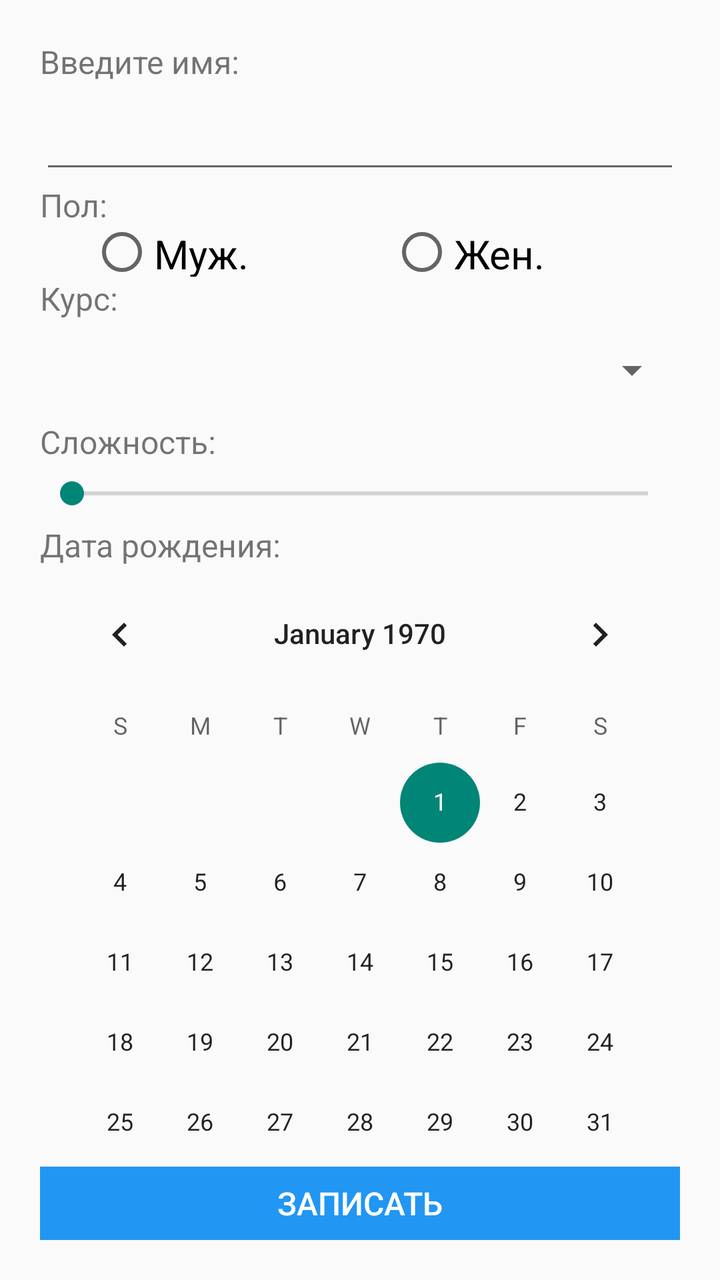
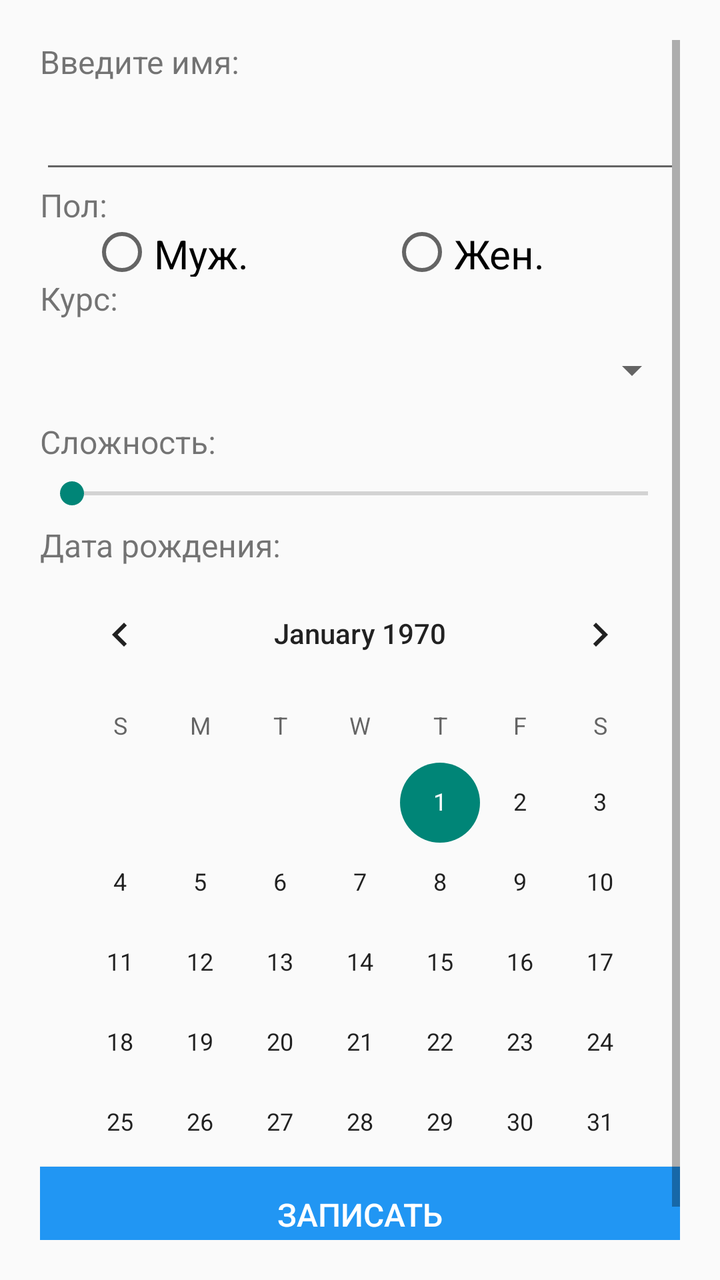

Compare the two renders of this Android layout. The source of the first and the diff that turns it into the second are given below.
<!-- AndroidManifest.xml: application theme Theme.MyApplication -->
<!-- res/layout/registration.xml -->
<?xml version="1.0" encoding="utf-8"?>
<LinearLayout xmlns:android="http://schemas.android.com/apk/res/android"
    xmlns:tools="http://schemas.android.com/tools"
    android:layout_width="match_parent"
    android:layout_height="match_parent"
    android:orientation="vertical"
    android:padding="20dp">

    <TextView
        android:layout_width="match_parent"
        android:layout_height="wrap_content"
        android:text="Введите имя:"
        android:textSize="16sp" />

    <EditText
        android:id="@+id/name"
        android:layout_width="match_parent"
        android:layout_height="50dp" />

    <TextView
        android:layout_width="match_parent"
        android:layout_height="wrap_content"
        android:text="Пол:"
        android:textSize="16sp" />

    <RadioGroup
        android:layout_width="match_parent"
        android:layout_height="25dp"
        android:layout_marginHorizontal="25dp"
        android:orientation="horizontal">

        <RadioButton
            android:id="@+id/male"
            android:layout_width="150dp"
            android:layout_height="match_parent"
            android:text="Муж."
            android:textSize="20sp" />

        <RadioButton
            android:id="@+id/female"
            android:layout_width="150dp"
            android:layout_height="match_parent"
            android:text="Жен."
            android:textSize="20sp" />

    </RadioGroup>

    <TextView
        android:layout_width="match_parent"
        android:layout_height="wrap_content"
        android:text="Курс:"
        android:textSize="16sp" />

    <Spinner
        android:id="@+id/course"
        android:layout_width="match_parent"
        android:layout_height="50dp" />

    <TextView
        android:layout_width="match_parent"
        android:layout_height="wrap_content"
        android:text="Сложность:"
        android:textSize="16sp" />

    <SeekBar
        android:id="@+id/difficulty"
        android:layout_width="match_parent"
        android:layout_height="30dp" />

    <TextView
        android:layout_width="match_parent"
        android:layout_height="wrap_content"
        android:text="Дата рождения:"
        android:textSize="16sp" />

    <CalendarView
        android:id="@+id/date"
        style="@android:style/Widget.Material.Light.CalendarView"
        android:layout_width="match_parent"
        android:layout_height="300dp"
        android:pointerIcon="vertical_text" />

    <Button
        android:id="@+id/sign_up_button"
        android:layout_width="match_parent"
        android:layout_height="wrap_content"
        android:textSize="16sp"
        android:background="#2196F3"
        android:textColor="#FFFFFF"
        android:text="Записать" />

    <LinearLayout
        android:layout_width="match_parent"
        android:layout_height="match_parent"
        android:textAlignment="center">

        <TextView
            android:id="@+id/person_info"
            android:layout_width="200dp"
            android:layout_height="match_parent"
            android:textSize="20sp" />

        <ImageView
            android:id="@+id/image"
            android:layout_width="match_parent"
            android:layout_height="match_parent" />
    </LinearLayout>

</LinearLayout>
<!-- resources referenced by this layout -->
<resources>
  <style name="Theme.MyApplication" parent="android:Theme.Material.Light.NoActionBar" />
</resources>

<!-- the commit's change to res/layout/registration.xml (unified diff, before → after) -->
@@ -1,109 +1,113 @@
 <?xml version="1.0" encoding="utf-8"?>
-<LinearLayout xmlns:android="http://schemas.android.com/apk/res/android"
-    xmlns:tools="http://schemas.android.com/tools"
+<ScrollView xmlns:android="http://schemas.android.com/apk/res/android"
     android:layout_width="match_parent"
     android:layout_height="match_parent"
     android:orientation="vertical"
     android:padding="20dp">
 
-    <TextView
-        android:layout_width="match_parent"
-        android:layout_height="wrap_content"
-        android:text="Введите имя:"
-        android:textSize="16sp" />
-
-    <EditText
-        android:id="@+id/name"
-        android:layout_width="match_parent"
-        android:layout_height="50dp" />
-
-    <TextView
-        android:layout_width="match_parent"
-        android:layout_height="wrap_content"
-        android:text="Пол:"
-        android:textSize="16sp" />
-
-    <RadioGroup
-        android:layout_width="match_parent"
-        android:layout_height="25dp"
-        android:layout_marginHorizontal="25dp"
-        android:orientation="horizontal">
-
-        <RadioButton
-            android:id="@+id/male"
-            android:layout_width="150dp"
-            android:layout_height="match_parent"
-            android:text="Муж."
-            android:textSize="20sp" />
-
-        <RadioButton
-            android:id="@+id/female"
-            android:layout_width="150dp"
-            android:layout_height="match_parent"
-            android:text="Жен."
-            android:textSize="20sp" />
-
-    </RadioGroup>
-
-    <TextView
-        android:layout_width="match_parent"
-        android:layout_height="wrap_content"
-        android:text="Курс:"
-        android:textSize="16sp" />
-
-    <Spinner
-        android:id="@+id/course"
-        android:layout_width="match_parent"
-        android:layout_height="50dp" />
-
-    <TextView
-        android:layout_width="match_parent"
-        android:layout_height="wrap_content"
-        android:text="Сложность:"
-        android:textSize="16sp" />
-
-    <SeekBar
-        android:id="@+id/difficulty"
-        android:layout_width="match_parent"
-        android:layout_height="30dp" />
-
-    <TextView
-        android:layout_width="match_parent"
-        android:layout_height="wrap_content"
-        android:text="Дата рождения:"
-        android:textSize="16sp" />
-
-    <CalendarView
-        android:id="@+id/date"
-        style="@android:style/Widget.Material.Light.CalendarView"
-        android:layout_width="match_parent"
-        android:layout_height="300dp"
-        android:pointerIcon="vertical_text" />
-
-    <Button
-        android:id="@+id/sign_up_button"
-        android:layout_width="match_parent"
-        android:layout_height="wrap_content"
-        android:textSize="16sp"
-        android:background="#2196F3"
-        android:textColor="#FFFFFF"
-        android:text="Записать" />
-
     <LinearLayout
         android:layout_width="match_parent"
         android:layout_height="match_parent"
-        android:textAlignment="center">
+        android:orientation="vertical">
 
         <TextView
-            android:id="@+id/person_info"
-            android:layout_width="200dp"
+            android:layout_width="match_parent"
+            android:layout_height="wrap_content"
+            android:text="Введите имя:"
+            android:textSize="16sp" />
+
+        <EditText
+            android:id="@+id/name"
+            android:layout_width="match_parent"
+            android:layout_height="50dp" />
+
+        <TextView
+            android:layout_width="match_parent"
+            android:layout_height="wrap_content"
+            android:text="Пол:"
+            android:textSize="16sp" />
+
+        <RadioGroup
+            android:layout_width="match_parent"
+            android:layout_height="25dp"
+            android:layout_marginHorizontal="25dp"
+            android:orientation="horizontal">
+
+            <RadioButton
+                android:id="@+id/male"
+                android:layout_width="150dp"
+                android:layout_height="match_parent"
+                android:text="Муж."
+                android:textSize="20sp" />
+
+            <RadioButton
+                android:id="@+id/female"
+                android:layout_width="150dp"
+                android:layout_height="match_parent"
+                android:text="Жен."
+                android:textSize="20sp" />
+
+        </RadioGroup>
+
+        <TextView
+            android:layout_width="match_parent"
+            android:layout_height="wrap_content"
+            android:text="Курс:"
+            android:textSize="16sp" />
+
+        <Spinner
+            android:id="@+id/course"
+            android:layout_width="match_parent"
+            android:layout_height="50dp" />
+
+        <TextView
+            android:layout_width="match_parent"
+            android:layout_height="wrap_content"
+            android:text="Сложность:"
+            android:textSize="16sp" />
+
+        <SeekBar
+            android:id="@+id/difficulty"
+            android:layout_width="match_parent"
+            android:layout_height="30dp" />
+
+        <TextView
+            android:layout_width="match_parent"
+            android:layout_height="wrap_content"
+            android:text="Дата рождения:"
+            android:textSize="16sp" />
+
+        <CalendarView
+            android:id="@+id/date"
+            style="@android:style/Widget.Material.Light.CalendarView"
+            android:layout_width="match_parent"
+            android:layout_height="300dp"
+            android:pointerIcon="vertical_text" />
+
+        <Button
+            android:id="@+id/sign_up_button"
+            android:layout_width="match_parent"
+            android:layout_height="wrap_content"
+            android:background="#2196F3"
+            android:text="Записать"
+            android:textColor="#FFFFFF"
+            android:textSize="16sp" />
+
+        <LinearLayout
+            android:layout_width="match_parent"
             android:layout_height="match_parent"
-            android:textSize="20sp" />
+            android:textAlignment="center">
 
-        <ImageView
-            android:id="@+id/image"
-            android:layout_width="match_parent"
-            android:layout_height="match_parent" />
+            <TextView
+                android:id="@+id/person_info"
+                android:layout_width="200dp"
+                android:layout_height="match_parent"
+                android:textSize="20sp" />
+
+            <ImageView
+                android:id="@+id/image"
+                android:layout_width="match_parent"
+                android:layout_height="match_parent" />
+        </LinearLayout>
     </LinearLayout>
-
-</LinearLayout>
+</ScrollView>
